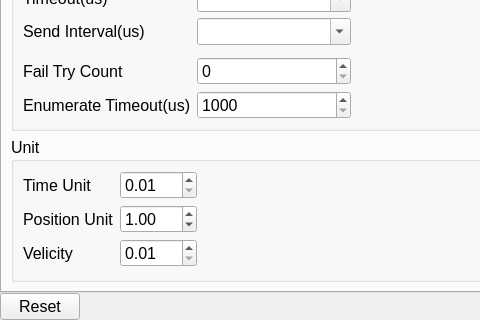
The window that source/wnd/ui/syspref.ui (ww4u/megarobostudio) describes before a commit, drawn with Qt 5; both pictures show x 0 to 480 and y 307 to 627 of the 708 by 627 pixel window.
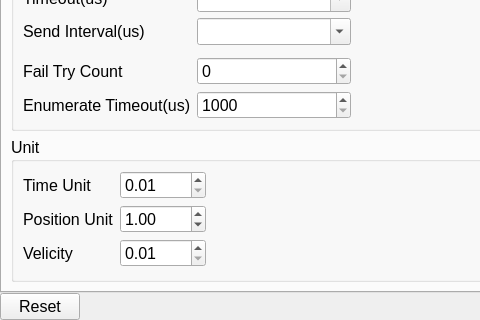
The same window after the commit. The open tabs and pages were chosen to show the change. Icons and pictures are not drawn.

What changed in the file:
```diff
--- a/source/wnd/ui/syspref.ui
+++ b/source/wnd/ui/syspref.ui
@@ -637,7 +637,7 @@
                <double>0.010000000000000</double>
               </property>
               <property name="maximum">
-               <double>100.000000000000000</double>
+               <double>1000.000000000000000</double>
               </property>
               <property name="value">
                <double>1.000000000000000</double>
@@ -660,7 +660,7 @@
                <double>0.010000000000000</double>
               </property>
               <property name="maximum">
-               <double>100.000000000000000</double>
+               <double>1000.000000000000000</double>
               </property>
              </widget>
             </item>
@@ -690,7 +690,7 @@
                <double>0.010000000000000</double>
               </property>
               <property name="maximum">
-               <double>100.000000000000000</double>
+               <double>1000.000000000000000</double>
               </property>
              </widget>
             </item>
```
Left out of the diff: 2 changed lines with no effect on the pictures.
